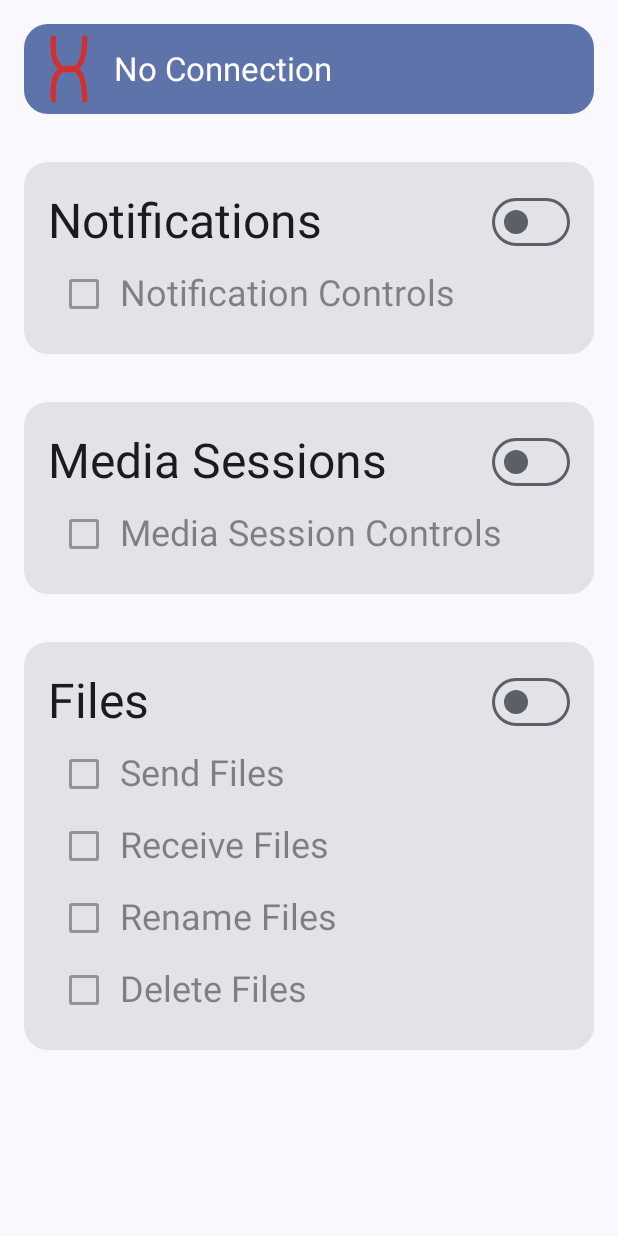
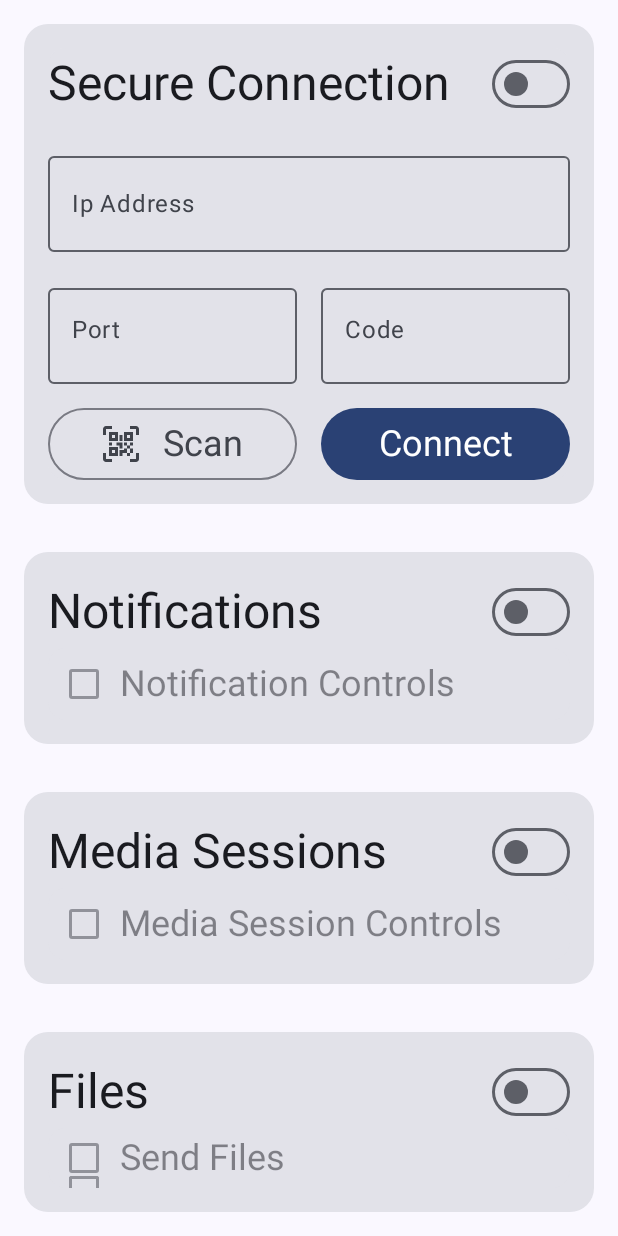
Before and after one commit to MusaKavak/uzayan-android, an Android app built with Jetpack Compose: the screen it shows after launch (MainActivity), on a phone screen of 412 x 824 dp. Run offline under Robolectric (Android 15) with nearby library versions, the phone set to English and light mode, and no system bars.

Commit message:
Pair Inputs

```diff
--- a/app/src/main/java/dev/musakavak/uzayan/MainActivity.kt
+++ b/app/src/main/java/dev/musakavak/uzayan/MainActivity.kt
@@ -39,7 +39,7 @@ class MainActivity : ComponentActivity() {
                         .padding(padding),
                 ) {
                     Column(horizontalAlignment = Alignment.CenterHorizontally) {
-                        ConnectionStateCard()
+                        ConnectionStateCard(padding)
                         Spacer(Modifier.padding(padding))
                         val sp = getSharedPreferences("uzayan_allow_list", Context.MODE_PRIVATE)
                         AllowListColumn(padding, AllowListManager(sp))
@@ -71,6 +71,5 @@ class MainActivity : ComponentActivity() {
                 //    PairTool().sendPairRequest(ip, port, code, deviceName)
             }
         }
-
     }
 }
--- a/app/src/main/java/dev/musakavak/uzayan/components/ConnectionStateCard.kt
+++ b/app/src/main/java/dev/musakavak/uzayan/components/ConnectionStateCard.kt
@@ -1,50 +1,58 @@
 package dev.musakavak.uzayan.components
 
 import androidx.compose.foundation.Image
+import androidx.compose.foundation.layout.Column
 import androidx.compose.foundation.layout.Row
 import androidx.compose.foundation.layout.fillMaxWidth
+import androidx.compose.foundation.layout.padding
 import androidx.compose.material3.Card
-import androidx.compose.material3.CardDefaults
 import androidx.compose.material3.MaterialTheme
 import androidx.compose.material3.Text
 import androidx.compose.runtime.Composable
 import androidx.compose.ui.Alignment
 import androidx.compose.ui.Modifier
-import androidx.compose.ui.graphics.ColorFilter
 import androidx.compose.ui.graphics.vector.ImageVector
 import androidx.compose.ui.layout.ContentScale
-import androidx.compose.ui.res.colorResource
 import androidx.compose.ui.res.stringResource
 import androidx.compose.ui.res.vectorResource
+import androidx.compose.ui.unit.Dp
 import dev.musakavak.uzayan.R
-import dev.musakavak.uzayan.socket.Emitter
+import dev.musakavak.uzayan.socket.ConnectionState
 
 @Composable
-fun ConnectionStateCard() {
+fun ConnectionStateCard(padding: Dp) {
     Card(
-        modifier = Modifier.fillMaxWidth(),
+        modifier = Modifier
+            .fillMaxWidth(),
         shape = MaterialTheme.shapes.large,
-        colors = CardDefaults.cardColors(
-            containerColor = MaterialTheme.colorScheme.primaryContainer,
-            contentColor = MaterialTheme.colorScheme.onPrimaryContainer
-        )
     ) {
-        Row(
+        Column(
             modifier = Modifier.fillMaxWidth(),
-            verticalAlignment = Alignment.CenterVertically
         ) {
-            AppIcon()
-            ClientName()
+            if (ConnectionState.connectedClientName == null) {
+                ManualPairCard(padding)
+            }
         }
+    }
+}
+
+@Composable
+fun ConnectionStateCardHeader(padding: Dp) {
+    Row(
+        modifier = Modifier
+            .fillMaxWidth()
+            .padding(padding),
+        verticalAlignment = Alignment.CenterVertically
+    ) {
+
+        AppIcon()
+        ClientName()
     }
 }
 
 @Composable
 fun ClientName() {
     var text = stringResource(R.string.no_connection)
-    Emitter.connectedClientName?.let {
-        text = it
-    }
     Text(text = text, style = MaterialTheme.typography.titleLarge)
 }
 
@@ -55,12 +63,5 @@ private fun AppIcon() {
         imageVector = appIcon,
         contentDescription = stringResource(R.string.app_icon_description),
         contentScale = ContentScale.Fit,
-        colorFilter = ColorFilter.tint(
-            colorResource(
-                if (Emitter.connectedClientName == null) R.color.icon_tint_disconnected
-                else R.color.icon_tint_connected
-            )
-        )
     )
-
 }
--- /dev/null
+++ b/app/src/main/java/dev/musakavak/uzayan/components/ManualPairCard.kt
@@ -0,0 +1,173 @@
+package dev.musakavak.uzayan.components
+
+import androidx.compose.foundation.layout.Arrangement
+import androidx.compose.foundation.layout.Row
+import androidx.compose.foundation.layout.Spacer
+import androidx.compose.foundation.layout.fillMaxWidth
+import androidx.compose.foundation.layout.height
+import androidx.compose.foundation.layout.padding
+import androidx.compose.foundation.layout.size
+import androidx.compose.foundation.layout.width
+import androidx.compose.foundation.text.KeyboardOptions
+import androidx.compose.material3.Button
+import androidx.compose.material3.Card
+import androidx.compose.material3.Icon
+import androidx.compose.material3.MaterialTheme
+import androidx.compose.material3.OutlinedButton
+import androidx.compose.material3.OutlinedTextField
+import androidx.compose.material3.Switch
+import androidx.compose.material3.Text
+import androidx.compose.runtime.Composable
+import androidx.compose.ui.Alignment
+import androidx.compose.ui.Modifier
+import androidx.compose.ui.graphics.vector.ImageVector
+import androidx.compose.ui.res.stringResource
+import androidx.compose.ui.res.vectorResource
+import androidx.compose.ui.text.input.KeyboardType
+import androidx.compose.ui.unit.Dp
+import androidx.compose.ui.unit.dp
+import androidx.lifecycle.viewmodel.compose.viewModel
+import dev.musakavak.uzayan.R
+import dev.musakavak.uzayan.view_models.PairInputViewModel
+
+@Composable
+fun ManualPairCard(
+    padding: Dp,
+    vm: PairInputViewModel = viewModel(PairInputViewModel::class.java)
+) {
+    Card(
+        modifier = Modifier
+            .fillMaxWidth()
+            .padding(padding)
+    ) {
+        SecureConnection(vm.isConnectionSecure) { vm.isConnectionSecure = it }
+        Spacer(modifier = Modifier.height(16.dp))
+        IPAddressInput(vm.ipAddress, vm.isIpAddressValid) { vm.sIpAddress(it) }
+        Spacer(modifier = Modifier.height(16.dp))
+        PortAndCode(
+            vm.port,
+            { vm.sPort(it) },
+            vm.isPortValid,
+            vm.code,
+            { vm.sCode(it) },
+            vm.isCodeValid
+        )
+        Spacer(modifier = Modifier.height(16.dp))
+        Buttons()
+    }
+}
+
+@Composable
+fun SecureConnection(
+    checked: Boolean,
+    onChange: (Boolean) -> Unit
+) {
+    Row(
+        modifier = Modifier.fillMaxWidth(),
+        horizontalArrangement = Arrangement.SpaceBetween,
+        verticalAlignment = Alignment.CenterVertically
+    ) {
+        Text(
+            text = stringResource(R.string.secure_connection),
+            style = MaterialTheme.typography.headlineLarge
+        )
+        Switch(checked = checked, onCheckedChange = onChange)
+    }
+}
+
+@Composable
+fun IPAddressInput(
+    value: String,
+    isValid: Boolean,
+    onChange: (String) -> Unit,
+) {
+    Row(
+        Modifier.fillMaxWidth(),
+        verticalAlignment = Alignment.Bottom
+    ) {
+        OutlinedTextField(
+            modifier = Modifier.weight(1f),
+            value = value,
+            onValueChange = onChange,
+            isError = !isValid,
+            singleLine = true,
+            keyboardOptions = KeyboardOptions(
+                keyboardType = KeyboardType.Number
+            ),
+            textStyle = MaterialTheme.typography.headlineSmall,
+            label = {
+                Text(text = "Ip Address")
+            }
+        )
+    }
+}
+
+@Composable
+fun PortAndCode(
+    portValue: Int?,
+    onPortChange: (String) -> Unit,
+    isPortValid: Boolean,
+    codeValue: Int?,
+    onCodeChange: (String) -> Unit,
+    isCodeValid: Boolean
+) {
+    Row(
+        modifier = Modifier.fillMaxWidth()
+    ) {
+        val kybopt = KeyboardOptions(
+            keyboardType = KeyboardType.Number
+        )
+        val mdf = Modifier.weight(1f)
+        OutlinedTextField(
+            modifier = mdf,
+            value = "${portValue ?: ""}",
+            onValueChange = onPortChange,
+            isError = !isPortValid,
+            keyboardOptions = kybopt,
+            textStyle = MaterialTheme.typography.headlineSmall,
+            label = {
+                Text(text = "Port")
+            }
+        )
+        Spacer(modifier = Modifier.width(16.dp))
+        OutlinedTextField(
+            modifier = mdf,
+            value = "${codeValue ?: ""}",
+            onValueChange = onCodeChange,
+            isError = !isCodeValid,
+            keyboardOptions = kybopt,
+            textStyle = MaterialTheme.typography.headlineSmall,
+            label = {
+                Text(text = "Code")
+            }
+        )
+    }
+}
+
+@Composable
+fun Buttons() {
+    Row(
+        modifier = Modifier.fillMaxWidth(),
+        horizontalArrangement = Arrangement.SpaceBetween
+    ) {
+
+        OutlinedButton(
+            modifier = Modifier
+                .fillMaxWidth()
+                .weight(1f),
+            onClick = { /*TODO Import Qr Code Scanner*/ }
+        ) {
+            Icon(
+                imageVector = ImageVector.vectorResource(R.drawable.scan),
+                contentDescription = stringResource(R.string.fab_scan),
+                modifier = Modifier.size(24.dp, 24.dp)
+            )
+            Spacer(modifier = Modifier.width(16.dp))
+            Text(text = "Scan", style = MaterialTheme.typography.headlineSmall)
+        }
+        Spacer(modifier = Modifier.width(16.dp))
+        Button(onClick = { /*TODO*/ }, modifier = Modifier.weight(1f)) {
+            Text(text = "Connect", style = MaterialTheme.typography.headlineSmall)
+        }
+    }
+}
--- /dev/null
+++ b/app/src/main/java/dev/musakavak/uzayan/socket/ConnectionState.kt
@@ -0,0 +1,12 @@
+package dev.musakavak.uzayan.socket
+
+import androidx.compose.runtime.getValue
+import androidx.compose.runtime.mutableStateOf
+import androidx.compose.runtime.setValue
+
+class ConnectionState {
+    companion object {
+        var connectedClientName by mutableStateOf<String?>(null)
+        var isConnectionSecure by mutableStateOf<Boolean?>(null)
+    }
+}
--- a/app/src/main/java/dev/musakavak/uzayan/socket/Emitter.kt
+++ b/app/src/main/java/dev/musakavak/uzayan/socket/Emitter.kt
@@ -1,8 +1,5 @@
 package dev.musakavak.uzayan.socket
 
-import androidx.compose.runtime.getValue
-import androidx.compose.runtime.mutableStateOf
-import androidx.compose.runtime.setValue
 import com.google.gson.Gson
 import dev.musakavak.uzayan.models.NetworkMessage
 import kotlinx.coroutines.CoroutineScope
@@ -15,7 +12,6 @@ class Emitter {
         private val gson = Gson()
         private val scope = CoroutineScope(Dispatchers.IO)
 
-        var connectedClientName by mutableStateOf<String?>(null)
         var writer: PrintWriter? = null
 
         fun <T> emit(event: String, input: T) {
--- /dev/null
+++ b/app/src/main/java/dev/musakavak/uzayan/view_models/PairInputViewModel.kt
@@ -0,0 +1,47 @@
+package dev.musakavak.uzayan.view_models
+
+import androidx.compose.runtime.getValue
+import androidx.compose.runtime.mutableStateOf
+import androidx.compose.runtime.setValue
+import androidx.lifecycle.ViewModel
+
+class PairInputViewModel : ViewModel() {
+    private val ipAddressRegex =
+        Regex("(\\b25[0-5]|\\b2[0-4][0-9]|\\b[01]?[0-9][0-9]?)(\\.(25[0-5]|2[0-4][0-9]|[01]?[0-9][0-9]?)){3}")
+
+    var isConnectionSecure by mutableStateOf(false)
+
+    //IpAddress
+    var ipAddress by mutableStateOf("")
+        private set
+    var isIpAddressValid by mutableStateOf(true)
+        private set
+
+    fun sIpAddress(value: String) {
+        ipAddress = value
+        isIpAddressValid = value.matches(ipAddressRegex)
+    }
+
+    //Port
+    var port by mutableStateOf<Int?>(null)
+        private set
+    var isPortValid by mutableStateOf(true)
+        private set
+
+    fun sPort(value: String) {
+        val v = value.toIntOrNull()
+        port = v
+        isPortValid = v != null && v <= 65535
+    }
+
+    //Code
+    var code by mutableStateOf<Int?>(null)
+        private set
+    var isCodeValid by mutableStateOf(true)
+        private set
+
+    fun sCode(value: String) {
+        code = value.toIntOrNull()
+        isCodeValid = value.length == 6
+    }
+}
--- /dev/null
+++ b/app/src/main/res/drawable/scan.xml
@@ -0,0 +1,4 @@
+<vector android:height="100dp" android:viewportHeight="24"
+    android:viewportWidth="24" android:width="100dp" xmlns:android="http://schemas.android.com/apk/res/android">
+    <path android:fillColor="#000000" android:pathData="M4,4h6v6H4V4M20,4v6H14V4h6M14,15h2V13H14V11h2v2h2V11h2v2H18v2h2v3H18v2H16V18H13v2H11V16h3V15m2,0v3h2V15H16M4,20V14h6v6H4M6,6V8H8V6H6M16,6V8h2V6H16M6,16v2H8V16H6M4,11H6v2H4V11m5,0h4v4H11V13H9V11m2,-5h2v4H11V6M2,2V6H0V2A2,2 0,0 1,2 0H6V2H2M22,0a2,2 0,0 1,2 2V6H22V2H18V0h4M2,18v4H6v2H2a2,2 0,0 1,-2 -2V18H2m20,4V18h2v4a2,2 0,0 1,-2 2H18V22Z"/>
+</vector>
--- a/app/src/main/res/values/strings.xml
+++ b/app/src/main/res/values/strings.xml
@@ -1,6 +1,7 @@
 <resources>
     <string name="app_name">Uzayan</string>
-    <string name="app_icon_description">App Icon</string>
+    <string name="fab_scan">Scan Qr Code</string>
+    <string name="app_icon_description">App Icon</string>s
     <string name="no_connection">No Connection</string>
     <string name="alw_file">Files</string>
     <string name="alw_media_session">Media Sessions</string>
@@ -11,5 +12,5 @@
     <string name="alw_delete_file">Delete Files</string>
     <string name="alw_send_file">Send Files</string>
     <string name="alw_receive_file">Receive Files</string>
-
+    <string name="secure_connection">Secure Connection</string>
 </resources>
```
